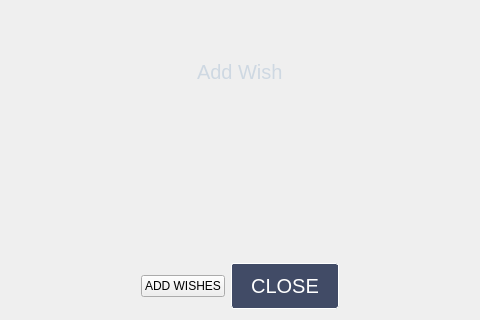
First picture: the form in src/wish.ui, repository elvisxiaozhi/True-Wish, before the edit; both pictures show x 177 to 657 and y 124 to 444 of the 834 by 444 pixel window.
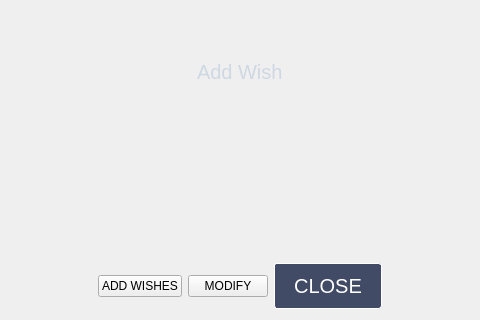
Second picture: the form after the edit.

Commit message: add change wish function

```diff
--- a/src/wish.ui
+++ b/src/wish.ui
@@ -142,6 +142,13 @@
        </property>
       </widget>
      </item>
+     <item>
+      <widget class="QPushButton" name="modifyButton">
+       <property name="text">
+        <string>MODIFY</string>
+       </property>
+      </widget>
+     </item>
      <item>
       <widget class="QPushButton" name="closeButton">
        <property name="styleSheet">
```
The commit also changes 7 other files.
